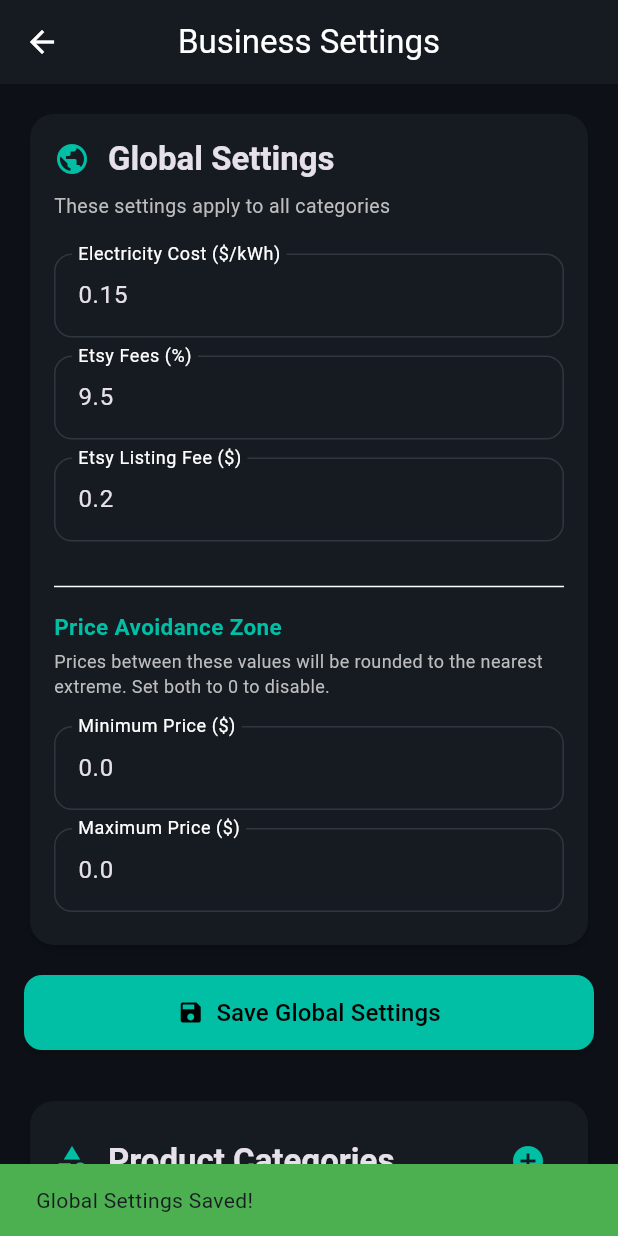
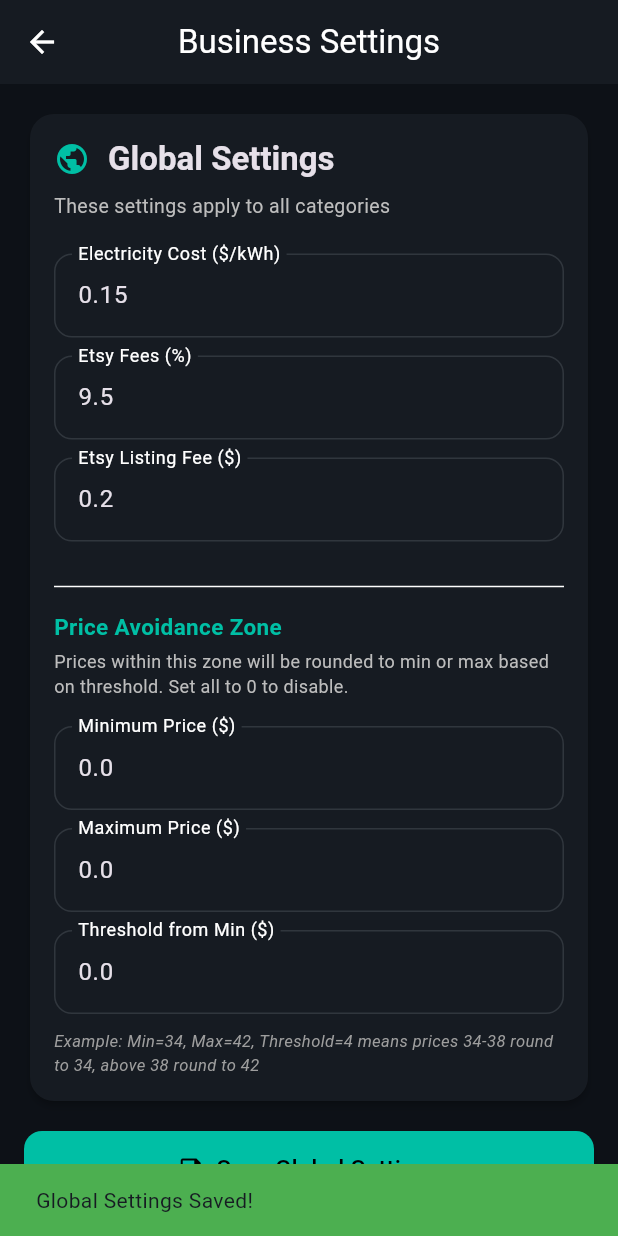
Before and after one commit to TheRealFalseReality/pricetool, a Flutter app: the SettingsPage screen opened directly, after a tap on "Save Global Settings", on a phone screen of 412 x 824 dp. Run offline on Flutter 3.47's test engine with Material 3 defaults, Android fonts, the phone set to English and light mode, and no system bars; our stand-ins replace file_picker, flutter_bloc, hive_flutter; missing offline and left inert: file_saver; accounts and stored records are empty.

Commit message:
Add threshold-based rounding for avoidance zone as requested
Co-authored-by: TheRealFalseReality <106857076+TheRealFalseReality@users.noreply.github.com>

```diff
--- a/lib/main.dart
+++ b/lib/main.dart
@@ -173,6 +173,8 @@ class Settings extends HiveObject {
   late double avoidanceZoneMin;
   @HiveField(4)
   late double avoidanceZoneMax;
+  @HiveField(5)
+  late double avoidanceZoneThreshold;
 
   Settings.defaults() {
     electricityCostKwh = 0.15;
@@ -180,6 +182,7 @@ class Settings extends HiveObject {
     etsyListingFee = 0.20;
     avoidanceZoneMin = 0;
     avoidanceZoneMax = 0;
+    avoidanceZoneThreshold = 0;
   }
 
   // For JSON serialization
@@ -189,6 +192,7 @@ class Settings extends HiveObject {
     'etsyListingFee': etsyListingFee,
     'avoidanceZoneMin': avoidanceZoneMin,
     'avoidanceZoneMax': avoidanceZoneMax,
+    'avoidanceZoneThreshold': avoidanceZoneThreshold,
   };
 
   factory Settings.fromJson(Map<String, dynamic> json) {
@@ -197,7 +201,8 @@ class Settings extends HiveObject {
       ..etsyFeesPercent = (json['etsyFeesPercent'] as num).toDouble()
       ..etsyListingFee = (json['etsyListingFee'] as num).toDouble()
       ..avoidanceZoneMin = (json['avoidanceZoneMin'] as num? ?? 0).toDouble()
-      ..avoidanceZoneMax = (json['avoidanceZoneMax'] as num? ?? 0).toDouble();
+      ..avoidanceZoneMax = (json['avoidanceZoneMax'] as num? ?? 0).toDouble()
+      ..avoidanceZoneThreshold = (json['avoidanceZoneThreshold'] as num? ?? 0).toDouble();
   }
 
   // Helper method to create from old settings for backward compatibility
@@ -207,7 +212,8 @@ class Settings extends HiveObject {
       ..etsyFeesPercent = (json['etsyFeesPercent'] as num? ?? 9.5).toDouble()
       ..etsyListingFee = (json['etsyListingFee'] as num? ?? 0.20).toDouble()
       ..avoidanceZoneMin = (json['avoidanceZoneMin'] as num? ?? 0).toDouble()
-      ..avoidanceZoneMax = (json['avoidanceZoneMax'] as num? ?? 0).toDouble();
+      ..avoidanceZoneMax = (json['avoidanceZoneMax'] as num? ?? 0).toDouble()
+      ..avoidanceZoneThreshold = (json['avoidanceZoneThreshold'] as num? ?? 0).toDouble();
   }
 }
 
@@ -354,13 +360,14 @@ class SettingsAdapter extends TypeAdapter<Settings> {
       ..etsyFeesPercent = fields[1] as double
       ..etsyListingFee = fields[2] as double
       ..avoidanceZoneMin = fields.containsKey(3) ? fields[3] as double : 0
-      ..avoidanceZoneMax = fields.containsKey(4) ? fields[4] as double : 0;
+      ..avoidanceZoneMax = fields.containsKey(4) ? fields[4] as double : 0
+      ..avoidanceZoneThreshold = fields.containsKey(5) ? fields[5] as double : 0;
   }
 
   @override
   void write(BinaryWriter writer, Settings obj) {
     writer
-      ..writeByte(5)
+      ..writeByte(6)
       ..writeByte(0)
       ..write(obj.electricityCostKwh)
       ..writeByte(1)
@@ -370,7 +377,9 @@ class SettingsAdapter extends TypeAdapter<Settings> {
       ..writeByte(3)
       ..write(obj.avoidanceZoneMin)
       ..writeByte(4)
-      ..write(obj.avoidanceZoneMax);
+      ..write(obj.avoidanceZoneMax)
+      ..writeByte(5)
+      ..write(obj.avoidanceZoneThreshold);
   }
 }
 
@@ -2107,6 +2116,7 @@ class _SettingsPageState extends State<SettingsPage> {
       'etsyListingFee': TextEditingController(text: settings.etsyListingFee.toString()),
       'avoidanceZoneMin': TextEditingController(text: settings.avoidanceZoneMin.toString()),
       'avoidanceZoneMax': TextEditingController(text: settings.avoidanceZoneMax.toString()),
+      'avoidanceZoneThreshold': TextEditingController(text: settings.avoidanceZoneThreshold.toString()),
     };
   }
 
@@ -2423,12 +2433,18 @@ class _SettingsPageState extends State<SettingsPage> {
                         ),
                         const SizedBox(height: 4),
                         Text(
-                          'Prices between these values will be rounded to the nearest extreme. Set both to 0 to disable.',
+                          'Prices within this zone will be rounded to min or max based on threshold. Set all to 0 to disable.',
                           style: TextStyle(fontSize: 12, color: Colors.grey[400]),
                         ),
                         const SizedBox(height: 12),
                         _buildTextField('avoidanceZoneMin', 'Minimum Price (\$)'),
                         _buildTextField('avoidanceZoneMax', 'Maximum Price (\$)'),
+                        _buildTextField('avoidanceZoneThreshold', 'Threshold from Min (\$)'),
+                        const SizedBox(height: 4),
+                        Text(
+                          'Example: Min=34, Max=42, Threshold=4 means prices 34-38 round to 34, above 38 round to 42',
+                          style: TextStyle(fontSize: 11, color: Colors.grey[500], fontStyle: FontStyle.italic),
+                        ),
                       ],
                     ),
                   ),
@@ -2922,23 +2938,33 @@ class _ProductDetailPageState extends State<ProductDetailPage> with TickerProvid
       return roundedUp;
   }
 
-  double _applyAvoidanceZone(double price, double minZone, double maxZone) {
-    // If avoidance zone is disabled (both are 0 or invalid), return original price
+  double _applyAvoidanceZone(double price, double minZone, double maxZone, double threshold) {
+    // If avoidance zone is disabled (all are 0 or invalid), return original price
     if (minZone <= 0 || maxZone <= 0 || minZone >= maxZone) {
       return price;
     }
 
     // If price is within the avoidance zone (strictly greater than min and strictly less than max)
     if (price > minZone && price < maxZone) {
-      // Calculate distance to both extremes
+      // If threshold is set and valid, use threshold-based rounding
+      if (threshold > 0 && threshold < (maxZone - minZone)) {
+        // If price is within threshold distance from min, round down to min
+        if (price <= minZone + threshold) {
+          return minZone;
+        } else {
+          // Otherwise round up to max
+          return maxZone;
+        }
+      } else {
+        // Fallback to nearest extreme if threshold is not configured properly
         final distanceToMin = price - minZone;
         final distanceToMax = maxZone - price;
 
-      // Round to the nearest extreme
         if (distanceToMin < distanceToMax) {
           return minZone;
         } else {
           return maxZone;
+        }
       }
     }
 
@@ -2980,8 +3006,8 @@ class _ProductDetailPageState extends State<ProductDetailPage> with TickerProvid
             // Apply even rounding first
             double roundedPrice = _roundToNearestEven(etsyPrice);
 
-            // Then apply avoidance zone
-            calculatedPrice = _applyAvoidanceZone(roundedPrice, settings.avoidanceZoneMin, settings.avoidanceZoneMax);
+            // Then apply avoidance zone with threshold
+            calculatedPrice = _applyAvoidanceZone(roundedPrice, settings.avoidanceZoneMin, settings.avoidanceZoneMax, settings.avoidanceZoneThreshold);
 
             newResults[key] = {
               'totalProductionCost': totalProductionCost,
```
Lines whose indentation alone changed are shown as unchanged.
